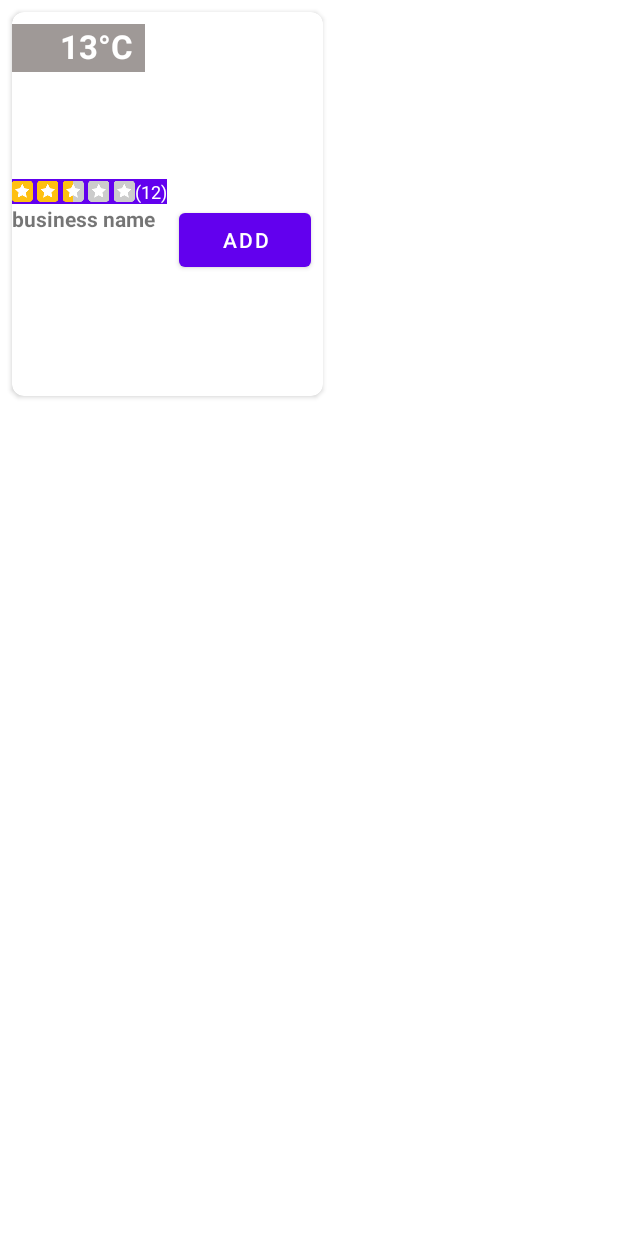
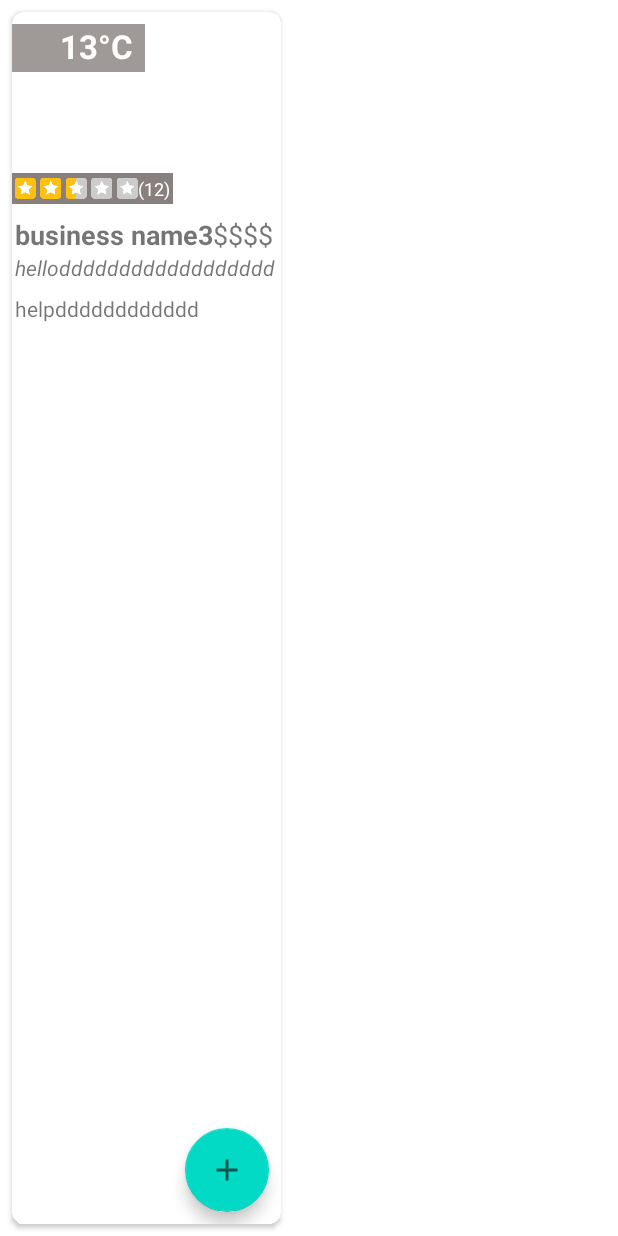
Before and after one commit to abdul-mohsen/ActivityPlanner, an Android app: the layout business_item.xml on its own in the app's theme, with its tools: preview values and no code run, on a phone screen of 412 x 824 dp. Run offline under Robolectric (Android 15) with nearby library versions, the phone set to English and light mode, and no system bars.

```diff
--- a/app/src/main/java/com/bignerdranch/android/activityplanner/database/BusinessCategoriesDao.kt
+++ b/app/src/main/java/com/bignerdranch/android/activityplanner/database/BusinessCategoriesDao.kt
@@ -16,8 +16,8 @@ interface BusinessCategoriesDao {
     fun getAll(): Flow<List<BusinessWithCategories>>
 
     @Transaction
-    @Query("SELECT * FROM business_table Where businessId = (:id)")
-    suspend fun getByBusinessId(id: String): BusinessWithCategories
+    @Query("SELECT * FROM business_table Where businessId in (:ids)")
+    suspend fun getByBusinessesId(ids: List<String>): List<BusinessWithCategories>
 
     @Insert(onConflict = OnConflictStrategy.IGNORE)
     suspend fun insert(vararg x: BusinessCategory)
--- a/app/src/main/java/com/bignerdranch/android/activityplanner/model/BusinessWithCategories.kt
+++ b/app/src/main/java/com/bignerdranch/android/activityplanner/model/BusinessWithCategories.kt
@@ -11,5 +11,5 @@ data class BusinessWithCategories(
         entityColumn = "categoryId",
         associateBy = Junction(BusinessCategory::class)
     )
-    val categories: List<BusinessCategory>
+    val categories: List<Category>
 )
--- /dev/null
+++ b/app/src/main/res/drawable-anydpi/ic_add.xml
@@ -0,0 +1,11 @@
+<vector xmlns:android="http://schemas.android.com/apk/res/android"
+    android:width="24dp"
+    android:height="24dp"
+    android:viewportWidth="24"
+    android:viewportHeight="24"
+    android:tint="#333333"
+    android:alpha="0.6">
+  <path
+      android:fillColor="@android:color/white"
+      android:pathData="M19,13h-6v6h-2v-6H5v-2h6V5h2v6h6v2z"/>
+</vector>
--- a/app/src/main/res/layout/business_item.xml
+++ b/app/src/main/res/layout/business_item.xml
@@ -9,7 +9,7 @@
     <androidx.cardview.widget.CardView
         android:id="@+id/business_card"
         android:layout_width="wrap_content"
-        android:layout_height="256dp"
+        android:layout_height="match_parent"
         app:layout_constraintStart_toStartOf="parent"
         app:layout_constraintEnd_toEndOf="parent"
         app:layout_constraintTop_toTopOf="parent"
@@ -17,7 +17,7 @@
         app:cardCornerRadius="8dp">
         <androidx.constraintlayout.widget.ConstraintLayout
             android:layout_width="wrap_content"
-            android:layout_height="wrap_content"
+            android:layout_height="match_parent"
             android:orientation="vertical">
 
             <ImageView
@@ -56,8 +56,6 @@
                     android:layout_marginEnd="8dp"/>
             </LinearLayout>
 
-
-
             <LinearLayout
                 android:id="@+id/rate_layout"
                 android:layout_width="match_parent"
@@ -65,7 +63,8 @@
                 android:orientation="horizontal"
                 app:layout_constraintStart_toStartOf="parent"
                 app:layout_constraintBottom_toBottomOf="@id/business_image"
-                android:background="@color/purple_500">
+                android:background="@color/light_gray"
+                android:padding="2dp">
 
                 <ImageView
                     android:id="@+id/rate_image"
@@ -86,27 +85,63 @@
             </LinearLayout>
 
             <TextView
+                android:layout_marginTop="8dp"
                 android:id="@+id/business_name"
-                android:layout_width="match_parent"
+                android:layout_width="wrap_content"
                 android:layout_height="wrap_content"
                 app:layout_constraintStart_toStartOf="parent"
                 app:layout_constraintTop_toBottomOf="@id/business_image"
-                tools:text="business name"
+                android:layout_marginStart="2dp"
+                tools:text="business name333333333"
                 android:textStyle="bold"
-                android:maxLength="16"
-                android:ellipsize="end"/>
+                android:maxLength="14"
+                android:ellipsize="end"
+                android:textSize="18sp"/>
 
-            <com.google.android.material.button.MaterialButton
+            <TextView
+                android:layout_marginTop="8dp"
+                android:id="@+id/price"
                 android:layout_width="wrap_content"
                 android:layout_height="wrap_content"
+                app:layout_constraintStart_toEndOf="@id/business_name"
+                app:layout_constraintTop_toBottomOf="@id/business_image"
+                android:textSize="18sp"
+                tools:text="$$$$"/>
+
+            <TextView
+                android:id="@+id/category_list"
+                android:layout_width="wrap_content"
+                android:layout_height="wrap_content"
+                android:textStyle="italic"
+                app:layout_constraintTop_toBottomOf="@+id/business_name"
+                app:layout_constraintStart_toStartOf="parent"
+                android:maxLength="23"
+                android:layout_marginStart="2dp"
+                tools:text="helloddddddddddddddddddddddd"
+                android:maxLines="2"/>
+
+            <TextView
+                android:layout_marginTop="8dp"
+                android:layout_marginStart="2dp"
+                android:id="@+id/condition"
+                android:layout_width="wrap_content"
+                android:layout_height="wrap_content"
+                app:layout_constraintStart_toStartOf="parent"
+                app:layout_constraintTop_toBottomOf="@id/category_list"
+                android:maxLength="16"
+                android:ellipsize="start"
+                tools:text="helpdddddddddddddddddddddddd"/>
+
+            <com.google.android.material.floatingactionbutton.FloatingActionButton
+                android:layout_width="wrap_content"
+                android:layout_height="wrap_content"
+                android:src="@drawable/ic_add"
                 app:layout_constraintEnd_toEndOf="parent"
                 app:layout_constraintBottom_toBottomOf="parent"
                 app:layout_constraintStart_toEndOf="@+id/rate_layout"
-                app:layout_constraintTop_toBottomOf="@id/business_image"
                 android:layout_marginLeft="8dp"
                 android:layout_marginRight="8dp"
-                android:layout_marginBottom="8dp"
-                android:text="Add" />
+                android:layout_marginBottom="8dp"/>
 
         </androidx.constraintlayout.widget.ConstraintLayout>
 
--- a/app/src/main/res/layout/fragment_home.xml
+++ b/app/src/main/res/layout/fragment_home.xml
@@ -39,7 +39,7 @@
     <androidx.recyclerview.widget.RecyclerView
         android:id="@+id/grid"
         android:layout_width="wrap_content"
-        android:layout_height="200dp"
+        android:layout_height="256dp"
         android:orientation="horizontal"
         app:layoutManager="androidx.recyclerview.widget.LinearLayoutManager"
         app:layout_constraintBottom_toBottomOf="parent"
```
Also changed, not shown: app/src/main/java/com/bignerdranch/android/activityplanner/MainActivity.kt (+8 -8 lines), app/src/main/java/com/bignerdranch/android/activityplanner/MapBox.kt (added, +106 -0 lines), app/src/main/java/com/bignerdranch/android/activityplanner/Repo/BusinessRepository.kt (+2 -9 lines), app/src/main/java/com/bignerdranch/android/activityplanner/ui/adapter/BusinessAdapter.kt (+15 -4 lines), app/src/main/java/com/bignerdranch/android/activityplanner/ui/home/HomeFragment.kt (+14 -69 lines), app/src/main/java/com/bignerdranch/android/activityplanner/ui/home/HomeViewModel.kt (+29 -16 lines), app/src/main/res/layout/activity_main.xml (+12 -12 lines), app/src/main/res/drawable-hdpi/ic_add.png (added), app/src/main/res/drawable-mdpi/ic_add.png (added), app/src/main/res/drawable-xhdpi/ic_add.png (added), app/src/main/res/drawable-xxhdpi/ic_add.png (added).
